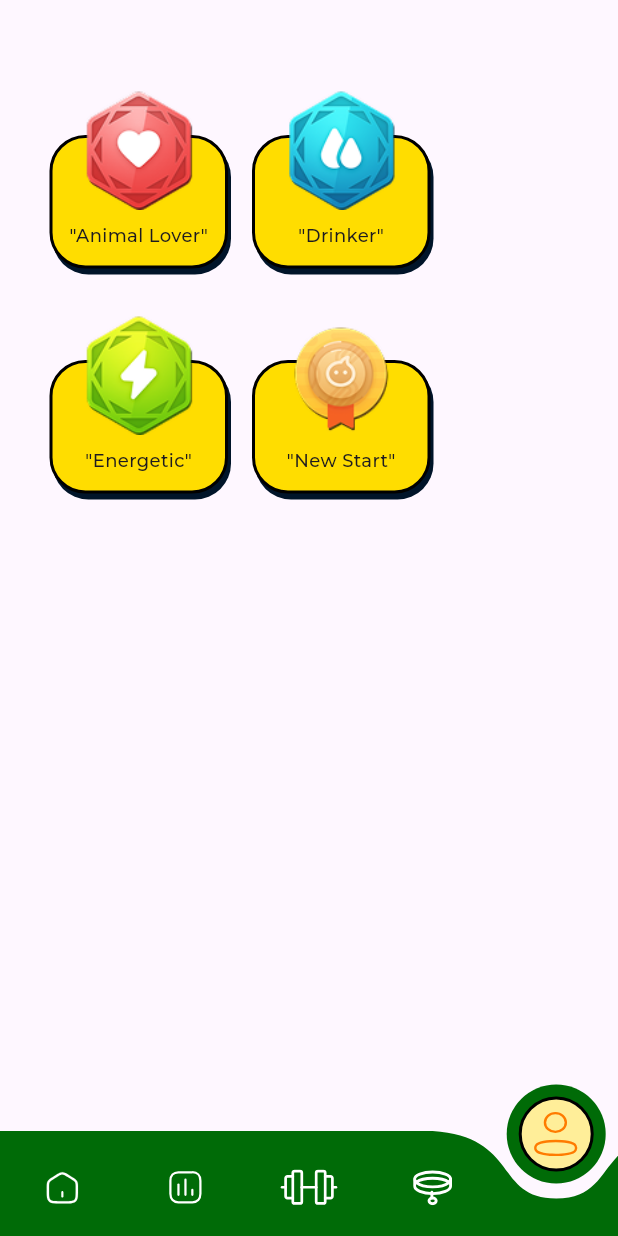
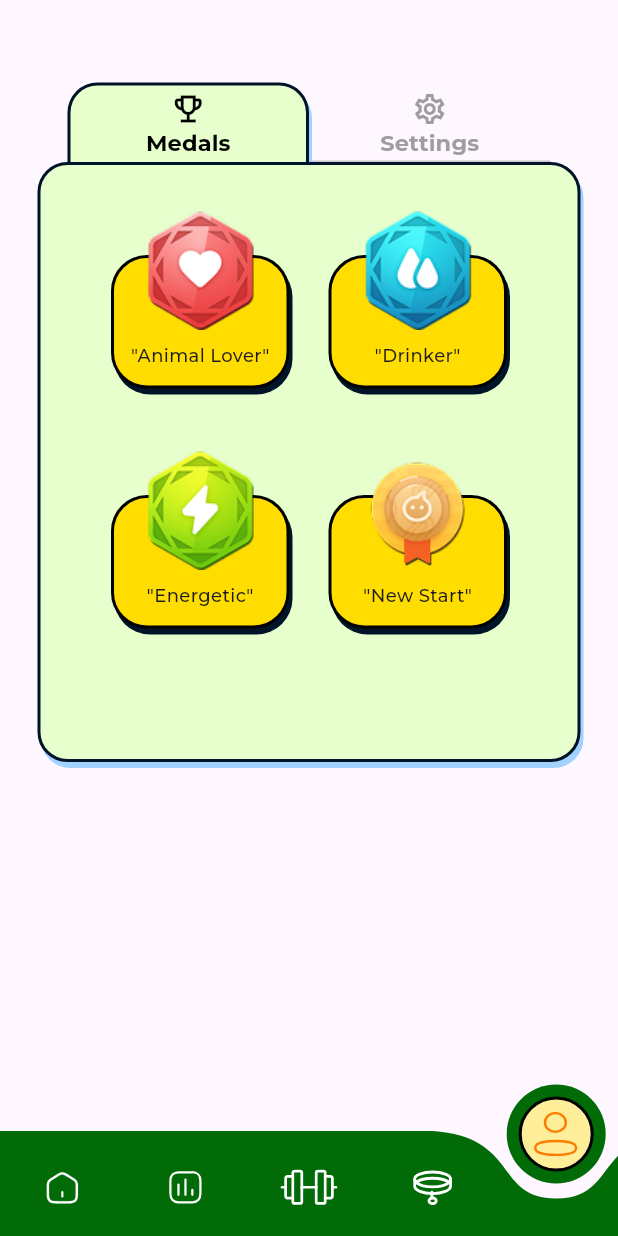
Before and after one commit to Roseburgendy/Mobile_GroupAssignment, a Flutter app: the screen it shows after launch, item 5 of the bottom bar chosen, on a phone screen of 412 x 824 dp. Run offline on Flutter 3.47's test engine with Material 3 defaults, Android fonts, the phone set to English and light mode, and no system bars; drawn by our look-alikes of curved_navigation_bar; our stand-ins replace flutter_svg.

Commit message:
5.27 Add tab bar menu
Add tab bar menu for medal and setting page

```diff
--- a/lib/profile.dart
+++ b/lib/profile.dart
@@ -1,3 +1,4 @@
+import 'package:assignment1/generated/assets.dart';
 import 'package:assignment1/src/shared/app_colors.dart';
 import 'package:assignment1/src/widgets/achievement_item.dart';
 import 'package:assignment1/src/widgets/box_button.dart';
@@ -6,26 +7,168 @@ import 'package:assignment1/box_ui.dart';
 import 'package:assignment1/src/shared/app_effects.dart';
 import '../src/widgets/custom_bottom_nav_bar.dart';
 
-class Profile extends StatefulWidget {
+class Profile extends StatefulWidget
+{
     const Profile({super.key});
 
     @override
     State<Profile> createState() => _ProfileState();
 }
-class _ProfileState extends State<Profile>{
+class _ProfileState extends State<Profile>
+{
     Widget build(BuildContext context)
     {
         return Scaffold(
             body: ListView(
                 padding: const EdgeInsets.symmetric(horizontal: 25, vertical: 30),
                 children: [
-                    Column(
-                        mainAxisSize: MainAxisSize.min,
-                        mainAxisAlignment: MainAxisAlignment.spaceBetween,
-                        crossAxisAlignment: CrossAxisAlignment.start,
-                        spacing: 0,
+                    TabMenu()
+                ]
+            )
+        );
+        // TODO: implement build
+    }
+}
+
+class TabMenu extends StatefulWidget
+{
+    @override
+    _TabMenuState createState() => _TabMenuState();
+}
+
+class _TabMenuState extends State<TabMenu> with SingleTickerProviderStateMixin
+{
+    late TabController _tabController;
+
+    @override
+    void initState()
+    {
+        super.initState();
+        _tabController = TabController(length: 2, vsync: this);
+        _tabController.addListener(()
+            {
+                setState(()
+                    {
+                    }
+                ); // 切换 tab 时重建界面
+            }
+        );
+    }
+
+    @override
+    void dispose()
+    {
+        _tabController.dispose();
+        super.dispose();
+    }
+
+    @override
+    Widget build(BuildContext context)
+    {
+      /// Change color of tab & bg
+        Color backgroundColor =
+            _tabController.index == 1 ? AppColors.secondarySolid10 : AppColors.primarySolid10;
+
+        Color indicatorColor =
+            _tabController.index == 1 ? AppColors.secondarySolid10 : AppColors.primarySolid10;
+
+        return Column(
             children: [
-                            Row(
+                Container(
+                    margin: EdgeInsets.only(top: 10),
+                    padding: EdgeInsets.only(top: 20, left: 20, right: 20),
+                    ///TAB BAR
+                    child: TabBar(
+                        controller: _tabController,
+                        /// INDICATOR STYLING
+                        indicator: BoxDecoration(
+                            borderRadius: BorderRadius.only(
+                                topLeft: Radius.circular(20),
+                                topRight: Radius.circular(20)
+                            ),
+                            color: indicatorColor,
+                            boxShadow: [AppEffectStyles.cardShadowEffect],
+                            border: Border(
+                                top: BorderSide(width: 2, color: AppColors.black100),
+                                left: BorderSide(width: 2, color: AppColors.black100),
+                                right: BorderSide(width: 2, color: AppColors.black100),
+                                bottom: BorderSide.none
+                            )
+                        ),
+                        indicatorSize: TabBarIndicatorSize.tab,
+                        indicatorPadding: EdgeInsets.only(top: -5),
+                        labelColor: Colors.black,
+                        unselectedLabelColor: Colors.grey,
+                        /// TABS
+                        tabs: [
+                            Tab(
+                                child: Column(
+                                    mainAxisAlignment: MainAxisAlignment.center,
+                                    children: [
+                                        Icon(Icons.emoji_events_outlined),
+                                        Text(
+                                            "Medals",
+                                            style: TextStyle(
+                                                fontSize: 15,
+                                                fontWeight: FontWeight.bold,
+                                                fontFamily: 'Montserrat'
+                                            )
+                                        )
+                                    ]
+                                )
+                            ),
+                            Tab(
+                                child: Column(
+                                    mainAxisAlignment: MainAxisAlignment.center,
+                                    children: [
+                                        Icon(Icons.settings_outlined),
+                                        Text(
+                                            "Settings",
+                                            style: TextStyle(
+                                                fontSize: 15,
+                                                fontWeight: FontWeight.bold,
+                                                fontFamily: 'Montserrat'
+                                            )
+                                        )
+                                    ]
+                                )
+                            )
+                        ]
+                    )
+                ),
+                // CONTAINER PANEL
+                AnimatedContainer(
+                    duration: Duration(milliseconds: 300),
+                    height: 400,
+                    decoration: BoxDecoration(
+                        color: backgroundColor,
+                        border: Border.all(color: AppColors.black100, width: 2),
+                        borderRadius: BorderRadius.circular(20),
+                        boxShadow: [AppEffectStyles.cardShadowEffect]
+                    ),
+                    child: TabBarView(
+                        controller: _tabController,
+                        children: [
+                            MedalsPage(),
+                            Center(child: Text("Settings Page"))
+                        ]
+                    )
+                )
+            ]
+        );
+    }
+}
+
+class MedalsPage extends StatelessWidget
+{
+    @override
+    Widget build(BuildContext context)
+    {
+        return Column(
+            children: [
+                Wrap(
+                    spacing: 10,
+                    runSpacing: 10,
                     children: [
                         AchievementItem(
                             imagePath: 'assets/image/Achievement_Page/Achievement_Animal Lover.png',
@@ -34,12 +177,7 @@ class _ProfileState extends State<Profile>{
                         AchievementItem(
                             imagePath: 'assets/image/Achievement_Page/Achievement_Drinker.png',
                             text: 'Drinker'
-                                    )
-
-                                ]
                         ),
-                            Row(
-                                children: [
                         AchievementItem(
                             imagePath: 'assets/image/Achievement_Page/Achievement_Energetic.png',
                             text: 'Energetic'
@@ -51,10 +189,6 @@ class _ProfileState extends State<Profile>{
                     ]
                 )
             ]
-                    )
-                ]
-            ),
         );
-        // TODO: implement build
     }
 }
```
Also changed, not shown: lib/generated/assets.dart. Lines whose indentation alone changed are shown as unchanged.
